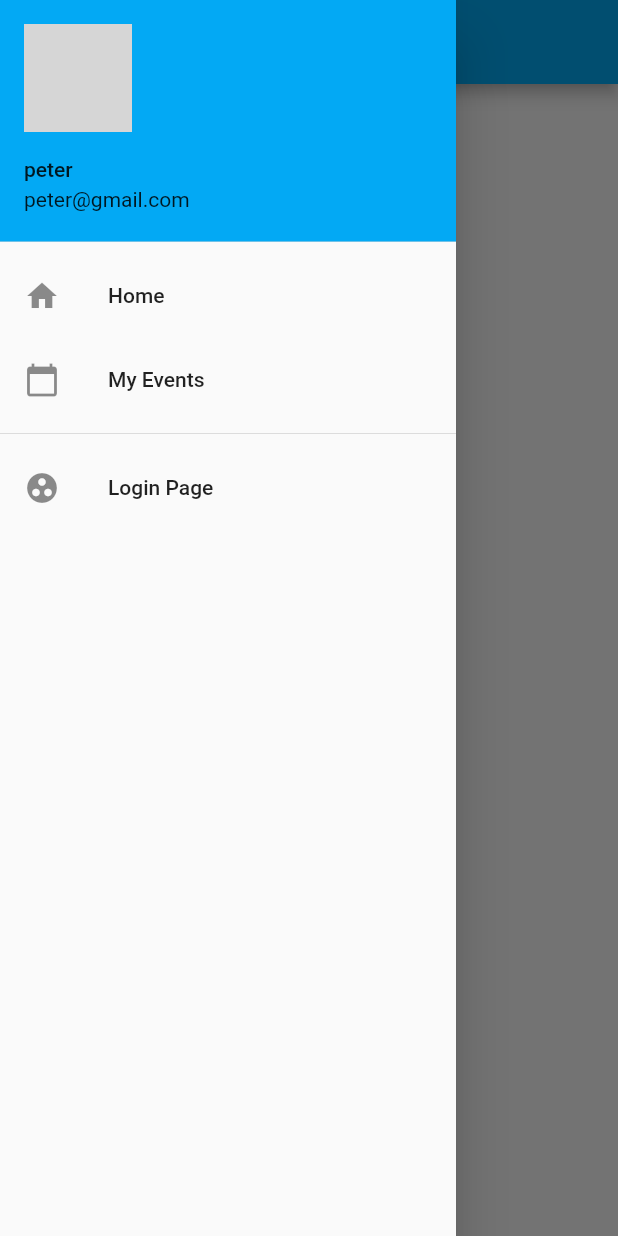
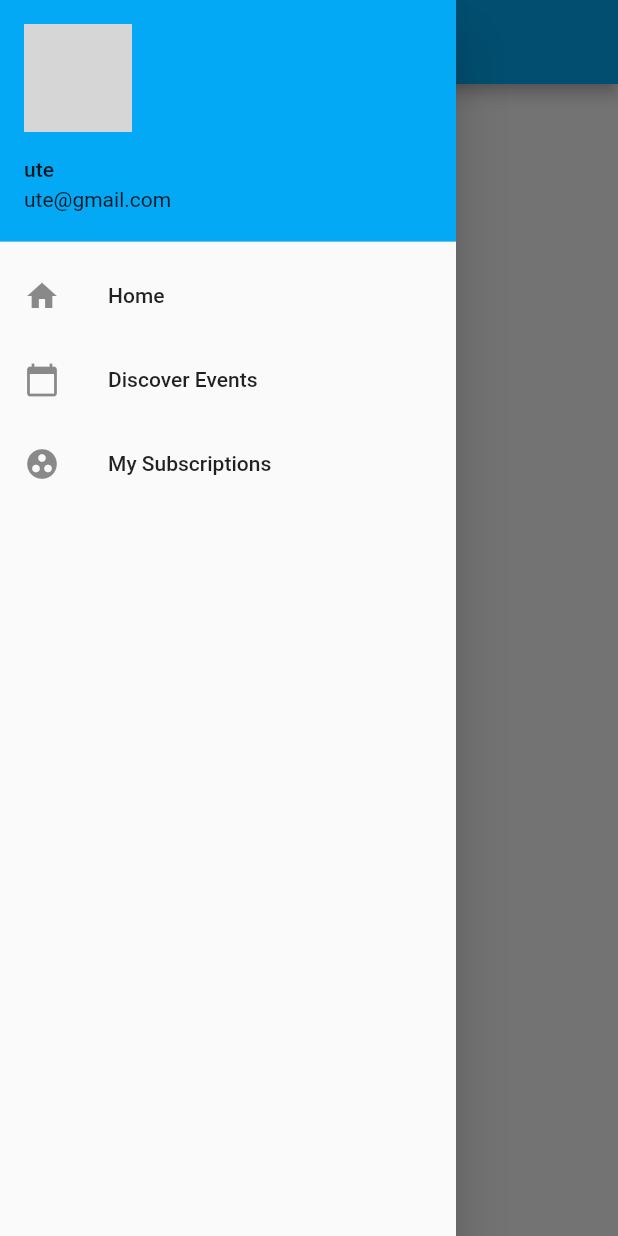
Before and after one commit to Mo-Mehjazi/TheFriendsLook, a Flutter app: the screen it shows after launch, with the side drawer open, on a phone screen of 412 x 824 dp. Run offline on Flutter 3.47's test engine with Material 2 defaults, Android fonts, the phone set to English and light mode, and no system bars; our stand-ins replace flutter_svg; network calls fail; grey boxes are pictures that could not be loaded.

Commit message:
Implement account switches + Implemented several pages

```diff
--- a/lib/controllers/db_controller.dart
+++ b/lib/controllers/db_controller.dart
@@ -40,7 +40,7 @@ class DbController {
 
   List<Event> getSubscribedEvents(int userId) {
     var subscribtions = dbStorage.subscribtions.where((s) => s.userId == userId).toList();
-    var events = [];
+    List<Event> events = [];
 
     for (var i = 0; i < subscribtions.length; ++i) {
       events.add(dbStorage.events[subscribtions[i].eventId]);
--- /dev/null
+++ b/lib/controllers/user_controller.dart
@@ -0,0 +1,17 @@
+import '../models/user.dart';
+import './db_controller.dart';
+
+class UserController {
+  // Singleton
+  static final UserController _singleton = UserController._internal();
+
+  factory UserController() {
+    return _singleton;
+  }
+
+  UserController._internal();
+
+  User getCurrentUser() {
+    return DbController().getUserById(1);
+  }
+}
--- a/lib/main.dart
+++ b/lib/main.dart
@@ -1,9 +1,9 @@
 // Flutter
 import 'package:flutter/material.dart';
 // Local
-import './ui/auth_page.dart';
-import './ui/events_page.dart';
-import './ui/user_drawer.dart';
+import './pages/home_page.dart';
+import './pages/discovery_page.dart';
+import './pages/subscription_page.dart';
 
 void main() {
   runApp(App());
@@ -19,24 +19,13 @@ class App extends StatelessWidget {
       ),
       initialRoute: '/',
       routes: <String, WidgetBuilder>{
-        '/': (BuildContext context) => DemoPage(),
-        '/auth': (BuildContext context) => AuthPage(),
-        '/events': (BuildContext context) => EventsPage(),
+        '/': (BuildContext context) => HomePage(),
+        '/discover': (BuildContext context) => DiscoveryPage(),
+        '/subscribed': (BuildContext context) => SubscriptionPage(),
+        //'/auth': (BuildContext context) => AuthPage(),
+        //'/events': (BuildContext context) => EventsPage(),
         // ...
       },
     );
   }
 }
-
-class DemoPage extends StatelessWidget {
-  @override
-  Widget build(BuildContext context) {
-    return Scaffold(
-      appBar: AppBar(
-        title: Text('Demo Page'),
-      ),
-      drawer: UserDrawer(),
-      body: Container(),
-    );
-  }
-}
--- /dev/null
+++ b/lib/pages/home_page.dart
@@ -0,0 +1,16 @@
+// Flutter
+import 'package:flutter/material.dart';
+import '../widgets/user_drawer.dart';
+
+class HomePage extends StatelessWidget {
+  @override
+  Widget build(BuildContext context) {
+    return Scaffold(
+      appBar: AppBar(
+        title: Text('Home Page'),
+      ),
+      drawer: UserDrawer(),
+      body: Container(),
+    );
+  }
+}
--- a/lib/ui/event_card.dart
+++ b/lib/widgets/event_card.dart
@@ -1,4 +1,5 @@
 import 'package:flutter/material.dart';
+
 import '../models/event.dart';
 import '../controllers/db_controller.dart';
 
--- a/lib/ui/user_drawer.dart
+++ b/lib/widgets/user_drawer.dart
@@ -1,13 +1,12 @@
 // Flutter
 import 'package:flutter/material.dart';
-// Packages
-import 'package:the_friends_look/controllers/db_controller.dart';
+import '../controllers/user_controller.dart';
 
 class UserDrawer extends StatelessWidget {
   @override
   Widget build(BuildContext context) {
     var nav = Navigator.of(context);
-    var currentUser = DbController().getUserById(0);
+    var currentUser = UserController().getCurrentUser();
     return Drawer(
       child: ListView(
         children: <Widget>[
@@ -21,25 +20,21 @@ class UserDrawer extends StatelessWidget {
           ListTile(
             title: Text('Home'),
             onTap: () {
-              nav.pop();
-              nav.pushNamed('/');
+              nav.pushReplacementNamed('/');
             },
             leading: Icon(Icons.home),
           ),
           ListTile(
-            title: Text('My Events'),
+            title: Text('Discover Events'),
             onTap: () {
-              nav.pop();
-              nav.pushNamed('/events');
+              nav.pushReplacementNamed('/discover');
             },
             leading: Icon(Icons.calendar_today),
           ),
-          Divider(),
           ListTile(
-            title: Text('Login Page'),
+            title: Text('My Subscriptions'),
             onTap: () {
-              // nav.pop();
-              nav.pushNamed('/auth');
+              nav.pushReplacementNamed('/subscribed');
             },
             leading: Icon(Icons.group_work),
           )
```
Also changed, not shown: lib/pages/discovery_page.dart (added, +23 -0 lines), lib/pages/subscription_page.dart (added, +24 -0 lines), lib/ui/events_page.dart (+3 -4 lines), lib/widgets/event_list.dart (added, +23 -0 lines).
